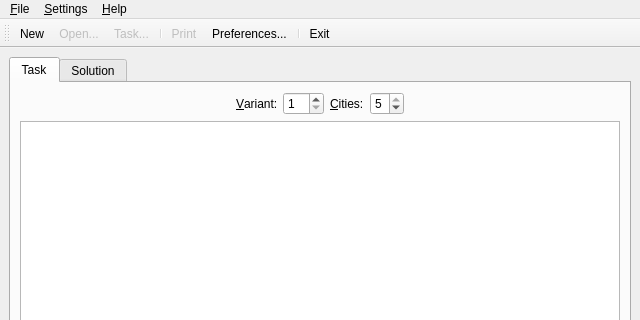
Old version of the form ui/mainwindow.ui in the repository leppa/tspsg; both pictures show x 0 to 640 and y 0 to 320 of the 640 by 480 pixel window.
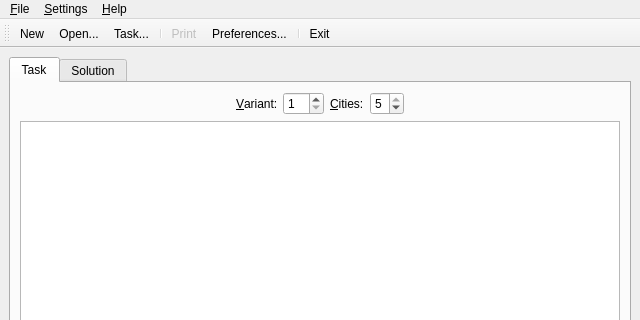
New version of the form. Icons and pictures are not drawn.

```diff
--- a/ui/mainwindow.ui
+++ b/ui/mainwindow.ui
@@ -417,9 +417,6 @@
    </property>
   </action>
   <action name="actionFileOpen">
-   <property name="enabled">
-    <bool>false</bool>
-   </property>
    <property name="icon">
     <iconset resource="../resources/tspsg.qrc">
      <normaloff>:/images/buttons/buttons/OpenFolder.png</normaloff>:/images/buttons/buttons/OpenFolder.png</iconset>
@@ -513,9 +510,6 @@
    </property>
   </action>
   <action name="actionFileSaveTask">
-   <property name="enabled">
-    <bool>false</bool>
-   </property>
    <property name="icon">
     <iconset resource="../resources/tspsg.qrc">
      <normaloff>:/images/buttons/buttons/Save.png</normaloff>:/images/buttons/buttons/Save.png</iconset>
```
Left out of the diff: 28 changed lines with no effect on the pictures.
